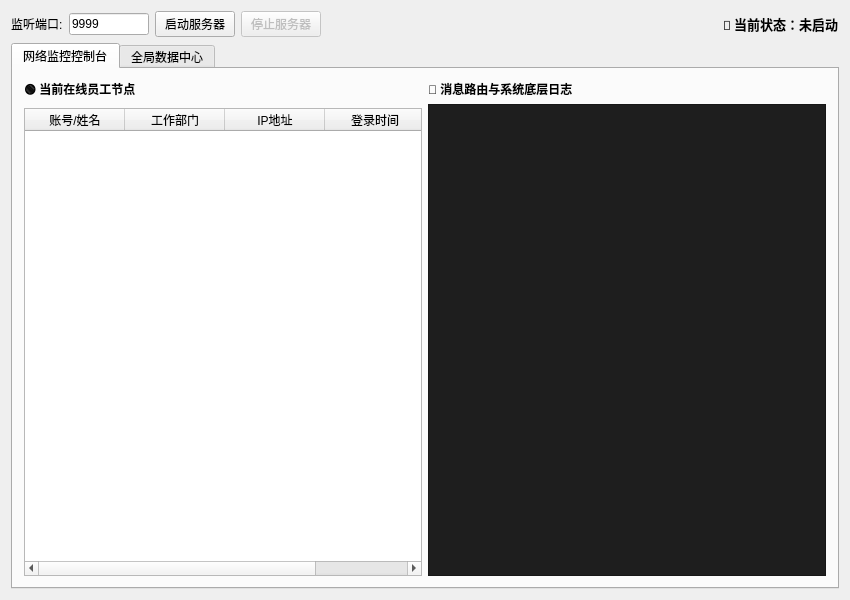
First picture: the form in AttendanceServer/AttendanceServer.ui, repository cai-0312/FaceAttendanceSystem, before the edit.
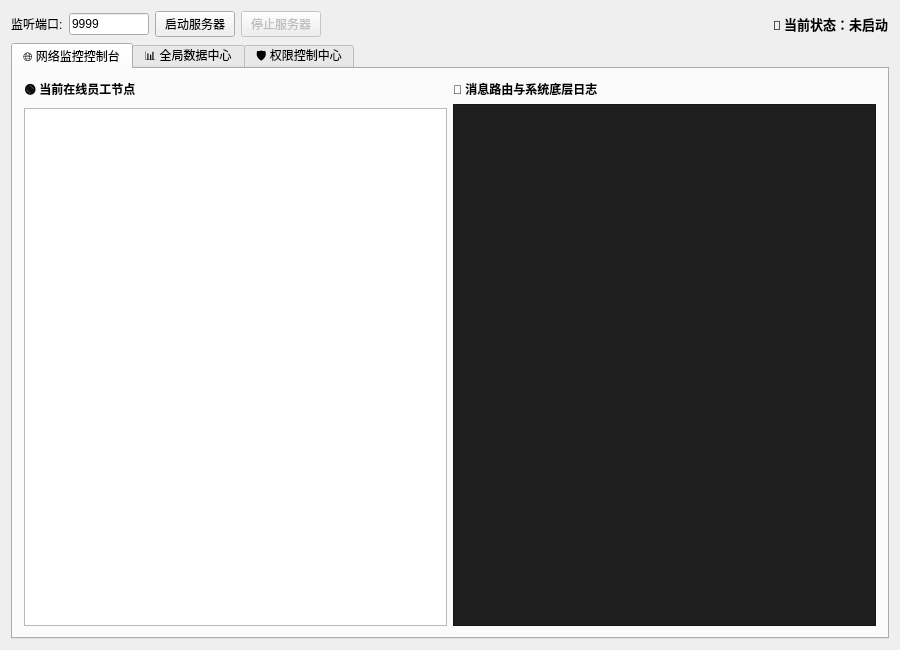
Second picture: the form after the edit. The open tabs and pages were chosen to show the change.

Patch:
```diff
--- a/AttendanceServer/AttendanceServer.ui
+++ b/AttendanceServer/AttendanceServer.ui
@@ -6,8 +6,8 @@
    <rect>
     <x>0</x>
     <y>0</y>
-    <width>850</width>
-    <height>600</height>
+    <width>900</width>
+    <height>650</height>
    </rect>
   </property>
   <property name="windowTitle">
@@ -89,7 +89,7 @@
      </property>
      <widget class="QWidget" name="tab_Network">
       <attribute name="title">
-       <string>网络监控控制台</string>
+       <string>🌐 网络监控控制台</string>
       </attribute>
       <layout class="QHBoxLayout" name="horizontalLayout_Tab1">
        <item>
@@ -114,29 +114,6 @@
            <property name="selectionBehavior">
             <enum>QAbstractItemView::SelectionBehavior::SelectRows</enum>
            </property>
-           <attribute name="horizontalHeaderStretchLastSection">
-            <bool>true</bool>
-           </attribute>
-           <column>
-            <property name="text">
-             <string>账号/姓名</string>
-            </property>
-           </column>
-           <column>
-            <property name="text">
-             <string>工作部门</string>
-            </property>
-           </column>
-           <column>
-            <property name="text">
-             <string>IP地址</string>
-            </property>
-           </column>
-           <column>
-            <property name="text">
-             <string>登录时间</string>
-            </property>
-           </column>
           </widget>
          </item>
         </layout>
@@ -168,7 +145,7 @@
      </widget>
      <widget class="QWidget" name="tab_Data">
       <attribute name="title">
-       <string>全局数据中心</string>
+       <string>📊 全局数据中心</string>
       </attribute>
       <layout class="QVBoxLayout" name="verticalLayout_Tab2">
        <item>
@@ -214,6 +191,30 @@
        </item>
       </layout>
      </widget>
+     <widget class="QWidget" name="tab_Permissions">
+      <attribute name="title">
+       <string>🛡️ 权限控制中心</string>
+      </attribute>
+      <layout class="QVBoxLayout" name="verticalLayout_Tab3">
+       <item>
+        <widget class="QLabel" name="label_PermHint">
+         <property name="styleSheet">
+          <string>color: #E6A23C; font-weight: bold;</string>
+         </property>
+         <property name="text">
+          <string>提示：双击“系统权限角色”列可直接修改员工的系统级别权限（普通登录 / 管理员登录 / 超级管理员）并实时生效。</string>
+         </property>
+        </widget>
+       </item>
+       <item>
+        <widget class="QTableView" name="tableView_Permissions">
+         <property name="selectionBehavior">
+          <enum>QAbstractItemView::SelectionBehavior::SelectRows</enum>
+         </property>
+        </widget>
+       </item>
+      </layout>
+     </widget>
     </widget>
    </item>
   </layout>
```
Left out of the diff: 2 changed lines with no effect on the pictures.
